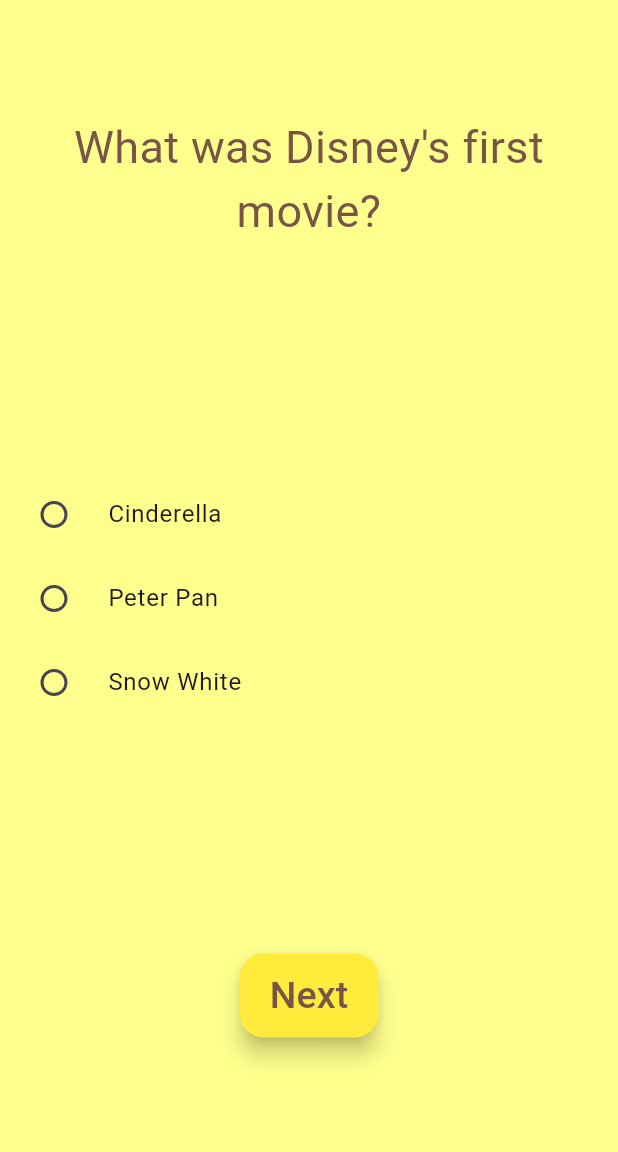
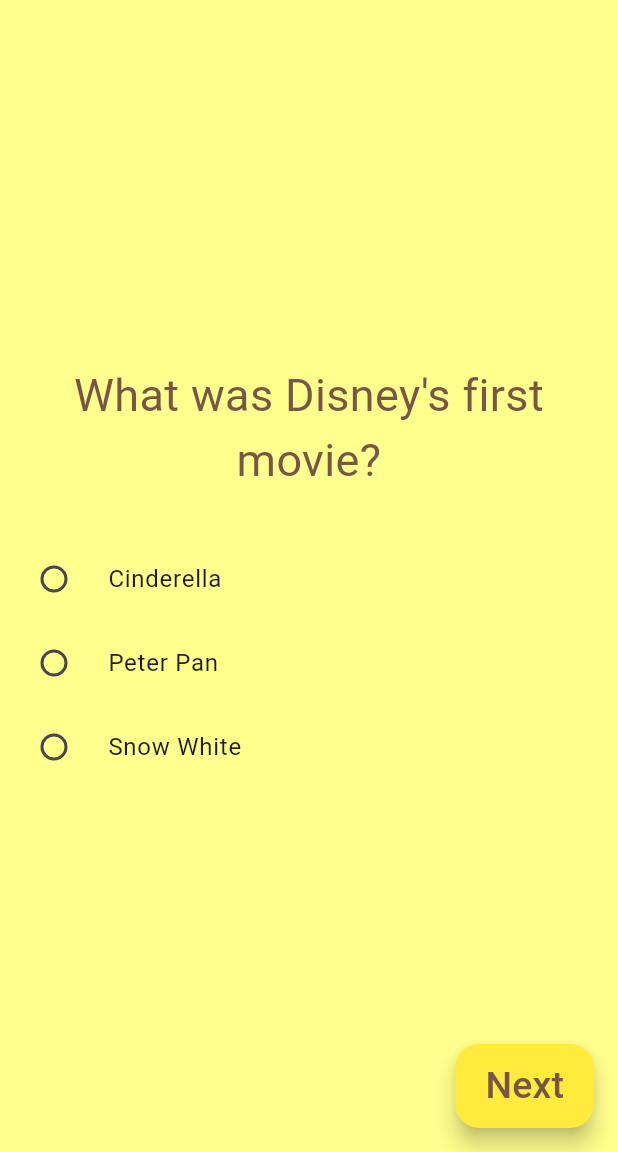
Before and after one commit to De4nWhit3/flutter_task8, a Flutter app: the screen it shows after launch, after a tap on "Disney", on a phone screen of 412 x 824 dp, the part 84-1236 px from its top. Run offline on Flutter 3.47's test engine with Material 2 defaults, Android fonts, the phone set to English and light mode, and no system bars.

```diff
--- a/lib/main.dart
+++ b/lib/main.dart
@@ -187,7 +187,7 @@
         backgroundColor: buttonBackground,
       ),
       body: Column(
-        mainAxisAlignment: MainAxisAlignment.spaceAround,
+        mainAxisAlignment: MainAxisAlignment.center,
         crossAxisAlignment: CrossAxisAlignment.center,
         children: <Widget>[
           Flexible(
@@ -199,6 +199,9 @@
                 fontSize: 30,
               ),
             ),
+          ),
+          const SizedBox(
+            height: 30,
           ),
           Column(
             children: widget.question.answers
@@ -214,15 +217,15 @@
                     ))
                 .toList(),
           ),
-          FloatingActionButton.extended(
-              backgroundColor: buttonBackground,
-              foregroundColor: fontsColor,
-              onPressed: () {
-                Navigator.of(context).pop();
-              },
-              label: const Text(style: TextStyle(fontSize: 25), 'Next'))
         ],
       ),
+      floatingActionButton: FloatingActionButton.extended(
+          backgroundColor: buttonBackground,
+          foregroundColor: fontsColor,
+          onPressed: () {
+            Navigator.of(context).pop();
+          },
+          label: const Text(style: TextStyle(fontSize: 25), 'Next')),
     );
   }
 }
```
